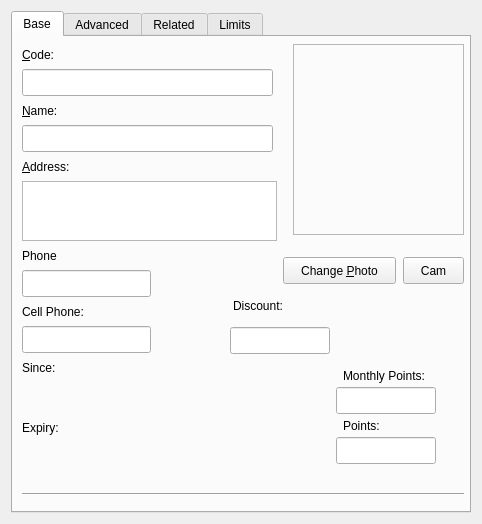
This is squeeze/src/ui/editclient_widget.ui in lastprimenumbers/lemonpos as Qt 5 draws it before an edit. The edited form follows.
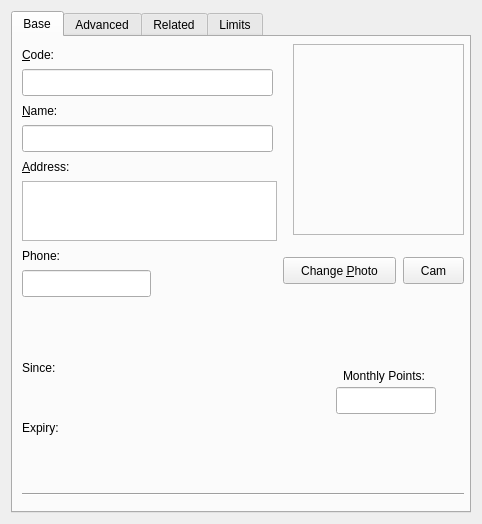
This is the edited form. The open tabs and pages were chosen to show the change. Custom widgets are drawn as their Qt base class.

Patch:
```diff
--- a/squeeze/src/ui/editclient_widget.ui
+++ b/squeeze/src/ui/editclient_widget.ui
@@ -176,28 +176,12 @@
         </rect>
        </property>
        <property name="text">
-        <string>Phone</string>
+        <string>Phone:</string>
        </property>
        <property name="buddy">
         <cstring>editClientPhone</cstring>
        </property>
       </widget>
-      <widget class="QLabel" name="label_18">
-       <property name="geometry">
-        <rect>
-         <x>9</x>
-         <y>266</y>
-         <width>75</width>
-         <height>17</height>
-        </rect>
-       </property>
-       <property name="text">
-        <string>Cell Phone:</string>
-       </property>
-       <property name="buddy">
-        <cstring>editClientCell</cstring>
-       </property>
-      </widget>
       <widget class="MibitLineEdit" name="editClientPhone">
        <property name="geometry">
         <rect>
@@ -220,86 +204,6 @@
         </size>
        </property>
       </widget>
-      <widget class="MibitLineEdit" name="editClientCell">
-       <property name="geometry">
-        <rect>
-         <x>9</x>
-         <y>289</y>
-         <width>129</width>
-         <height>27</height>
-        </rect>
-       </property>
-       <property name="maximumSize">
-        <size>
-         <width>200</width>
-         <height>16777215</height>
-        </size>
-       </property>
-      </widget>
-      <widget class="QLabel" name="label">
-       <property name="geometry">
-        <rect>
-         <x>330</x>
-         <y>380</y>
-         <width>46</width>
-         <height>17</height>
-        </rect>
-       </property>
-       <property name="text">
-        <string>Points:</string>
-       </property>
-      </widget>
-      <widget class="QLabel" name="label_2">
-       <property name="geometry">
-        <rect>
-         <x>220</x>
-         <y>260</y>
-         <width>63</width>
-         <height>17</height>
-        </rect>
-       </property>
-       <property name="text">
-        <string>Discount:</string>
-       </property>
-      </widget>
-      <widget class="MibitLineEdit" name="editClientPoints">
-       <property name="geometry">
-        <rect>
-         <x>323</x>
-         <y>400</y>
-         <width>100</width>
-         <height>27</height>
-        </rect>
-       </property>
-       <property name="minimumSize">
-        <size>
-         <width>94</width>
-         <height>0</height>
-        </size>
-       </property>
-       <property name="maximumSize">
-        <size>
-         <width>100</width>
-         <height>16777215</height>
-        </size>
-       </property>
-      </widget>
-      <widget class="MibitLineEdit" name="editClientDiscount">
-       <property name="geometry">
-        <rect>
-         <x>217</x>
-         <y>290</y>
-         <width>100</width>
-         <height>27</height>
-        </rect>
-       </property>
-       <property name="maximumSize">
-        <size>
-         <width>100</width>
-         <height>16777215</height>
-        </size>
-       </property>
-      </widget>
       <widget class="QLabel" name="label_3">
        <property name="geometry">
         <rect>
```
Left out of the diff: 2 changed lines with no effect on the pictures.
